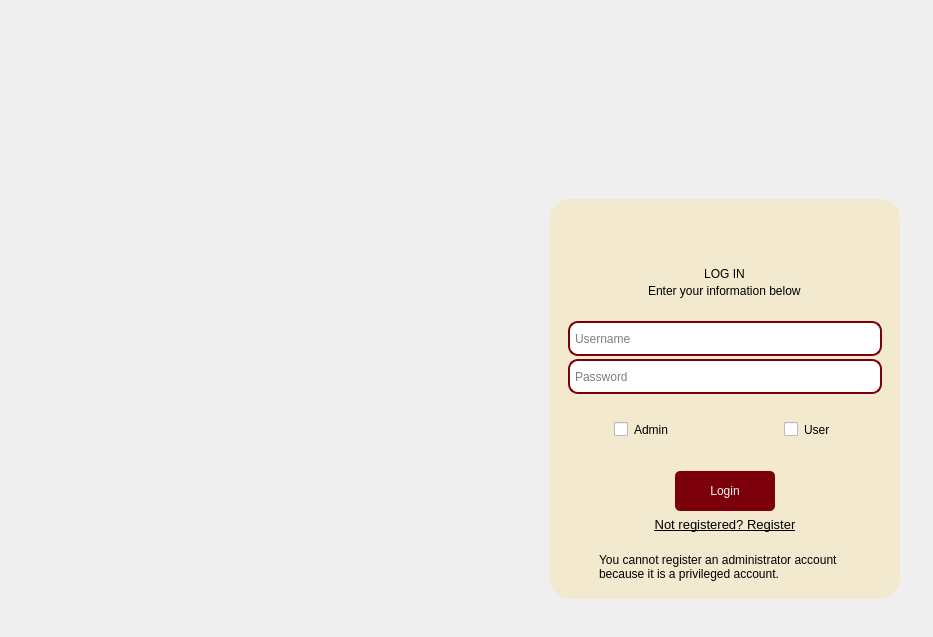
The window that ui/login/login.ui (nhuanh1070/FinalProject) describes before a commit, drawn with Qt 5.
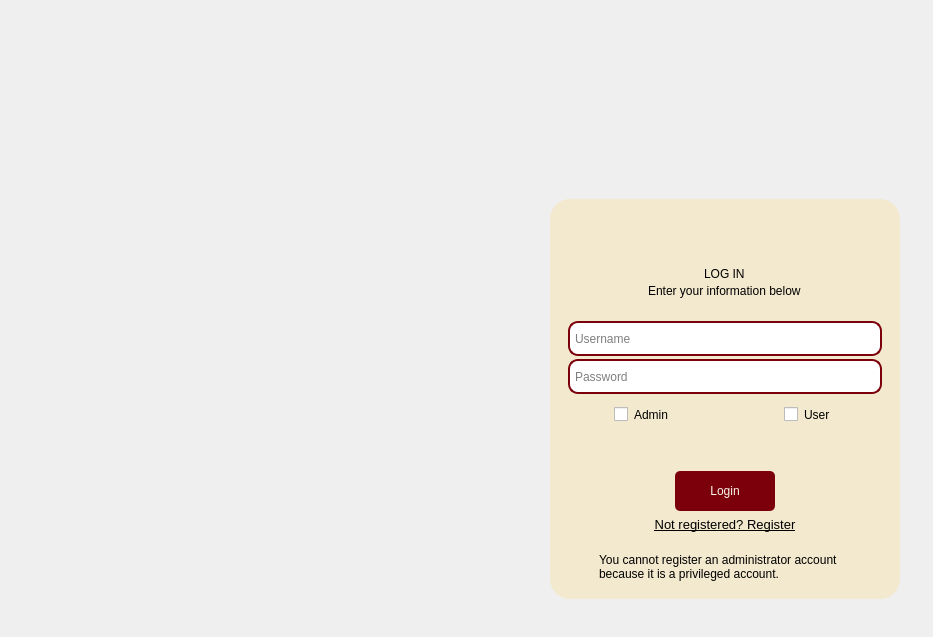
The same window after the commit. The open tabs and pages were chosen to show the change. Icons and pictures are not drawn. Custom widgets are drawn as their Qt base class.

```diff
--- a/ui/login/login.ui
+++ b/ui/login/login.ui
@@ -82,10 +82,7 @@
     <item>
      <widget class="QFrame" name="frame_2">
       <property name="frameShape">
-       <enum>QFrame::StyledPanel</enum>
-      </property>
-      <property name="frameShadow">
-       <enum>QFrame::Raised</enum>
+       <enum>QFrame::NoFrame</enum>
       </property>
       <widget class="QWidget" name="widget" native="true">
        <property name="geometry">
@@ -353,13 +350,10 @@
           </widget>
           <widget class="QWidget" name="LoginPage">
            <layout class="QVBoxLayout" name="verticalLayout_6">
-            <item alignment="Qt::AlignTop">
+            <item>
              <widget class="QFrame" name="frame_6">
               <property name="frameShape">
-               <enum>QFrame::StyledPanel</enum>
-              </property>
-              <property name="frameShadow">
-               <enum>QFrame::Raised</enum>
+               <enum>QFrame::NoFrame</enum>
               </property>
               <layout class="QVBoxLayout" name="verticalLayout_7">
                <property name="spacing">
@@ -405,7 +399,7 @@
                  </property>
                 </widget>
                </item>
-               <item alignment="Qt::AlignHCenter|Qt::AlignTop">
+               <item alignment="Qt::AlignHCenter">
                 <widget class="QLabel" name="label_6">
                  <property name="styleSheet">
                   <string notr="true">font: 87 18pt &quot;Segoe UI Black&quot;;
@@ -414,9 +408,6 @@
                  <property name="text">
                   <string>LOG IN</string>
                  </property>
-                 <property name="alignment">
-                  <set>Qt::AlignCenter</set>
-                 </property>
                 </widget>
                </item>
                <item alignment="Qt::AlignHCenter">
@@ -498,10 +489,7 @@
             <item>
              <widget class="QFrame" name="frame_9">
               <property name="frameShape">
-               <enum>QFrame::StyledPanel</enum>
-              </property>
-              <property name="frameShadow">
-               <enum>QFrame::Raised</enum>
+               <enum>QFrame::NoFrame</enum>
               </property>
               <layout class="QHBoxLayout" name="horizontalLayout_2">
                <property name="spacing">
@@ -519,7 +507,7 @@
                <property name="bottomMargin">
                 <number>0</number>
                </property>
-               <item alignment="Qt::AlignHCenter|Qt::AlignVCenter">
+               <item alignment="Qt::AlignHCenter">
                 <widget class="QCheckBox" name="checkBox_2">
                  <property name="maximumSize">
                   <size>
@@ -543,7 +531,7 @@
                  </property>
                 </widget>
                </item>
-               <item alignment="Qt::AlignHCenter|Qt::AlignVCenter">
+               <item alignment="Qt::AlignHCenter|Qt::AlignTop">
                 <widget class="QCheckBox" name="checkBox">
                  <property name="styleSheet">
                   <string notr="true">
@@ -564,13 +552,10 @@
               </layout>
              </widget>
             </item>
-            <item alignment="Qt::AlignBottom">
+            <item>
              <widget class="QFrame" name="frame_8">
               <property name="frameShape">
-               <enum>QFrame::StyledPanel</enum>
-              </property>
-              <property name="frameShadow">
-               <enum>QFrame::Raised</enum>
+               <enum>QFrame::NoFrame</enum>
               </property>
               <layout class="QVBoxLayout" name="verticalLayout_9">
                <property name="spacing">
@@ -630,7 +615,7 @@
                  </property>
                 </widget>
                </item>
-               <item>
+               <item alignment="Qt::AlignHCenter">
                 <widget class="QPushButton" name="pushButtonTo_Register">
                  <property name="font">
                   <font>
```
Left out of the diff: 65 changed lines with no effect on the pictures.
